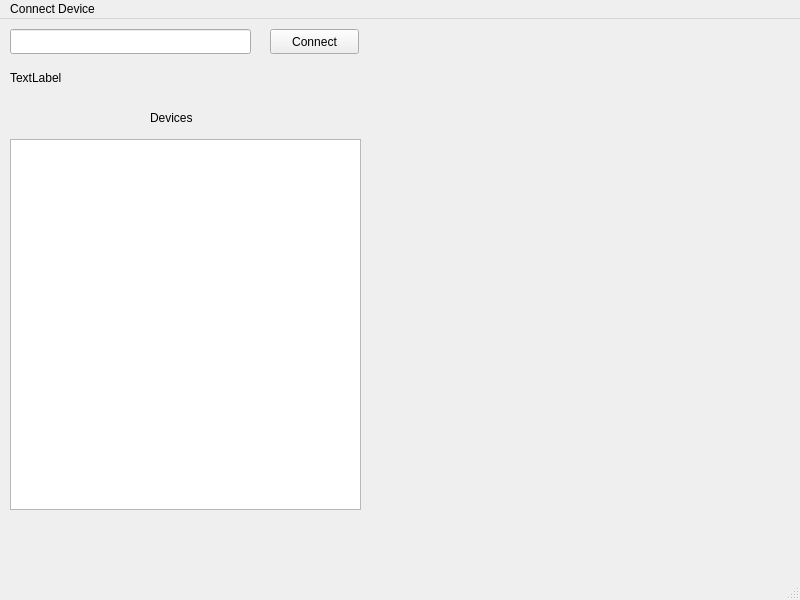
Above: src/MainWindow.ui from FilipponiLorenzo/nabto-client-edge-tunnel before the change. Below: the same form after it.
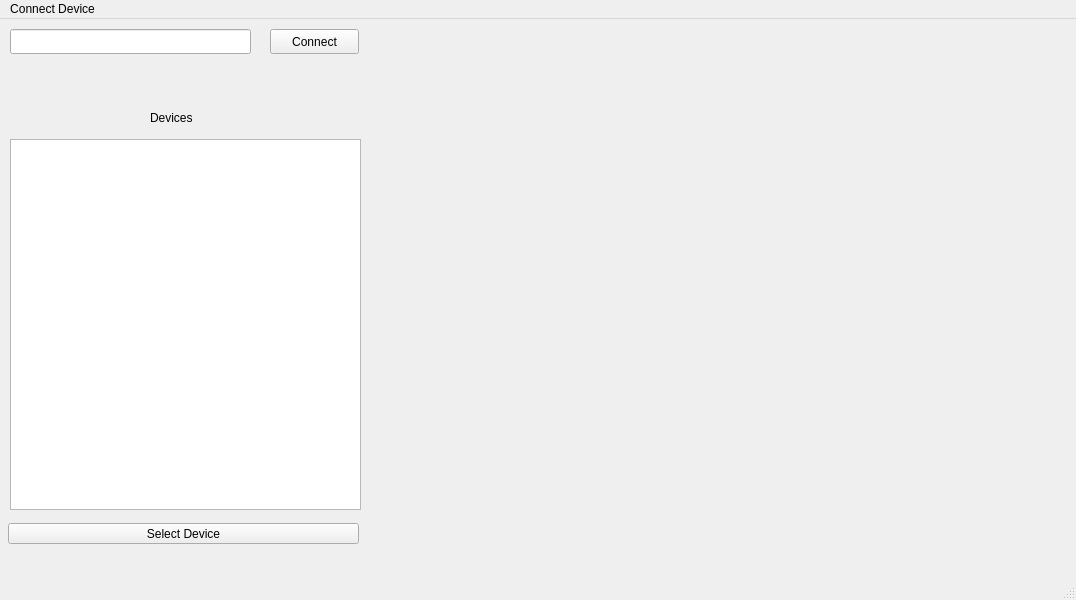
That is the form after the change.

Commit message: introdotta la seelzione del device

Diff of the .ui file:
```diff
--- a/src/MainWindow.ui
+++ b/src/MainWindow.ui
@@ -6,7 +6,7 @@
    <rect>
     <x>0</x>
     <y>0</y>
-    <width>800</width>
+    <width>1076</width>
     <height>600</height>
    </rect>
   </property>
@@ -57,7 +57,7 @@
      </rect>
     </property>
     <property name="text">
-     <string>TextLabel</string>
+     <string/>
     </property>
    </widget>
    <widget class="QLabel" name="label_2">
@@ -73,13 +73,26 @@
      <string>Devices</string>
     </property>
    </widget>
+   <widget class="QPushButton" name="pushButton_2">
+    <property name="geometry">
+     <rect>
+      <x>8</x>
+      <y>504</y>
+      <width>351</width>
+      <height>21</height>
+     </rect>
+    </property>
+    <property name="text">
+     <string>Select Device</string>
+    </property>
+   </widget>
   </widget>
   <widget class="QMenuBar" name="menubar">
    <property name="geometry">
     <rect>
      <x>0</x>
      <y>0</y>
-     <width>800</width>
+     <width>1076</width>
      <height>22</height>
     </rect>
    </property>
```
The commit also changes 4 other files.
